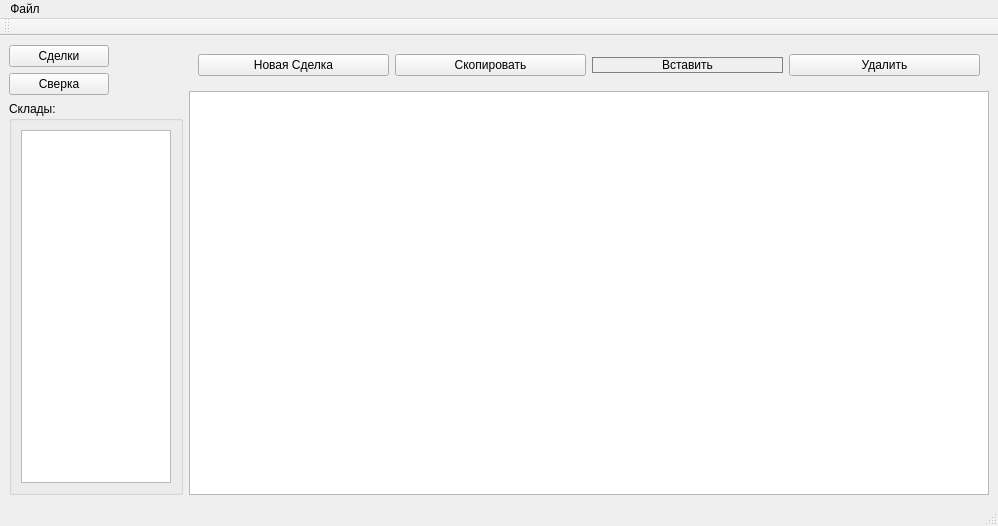
The window that mainwindow.ui (Nemoy123/Tranzit-LSD) describes before a commit, drawn with Qt 5.
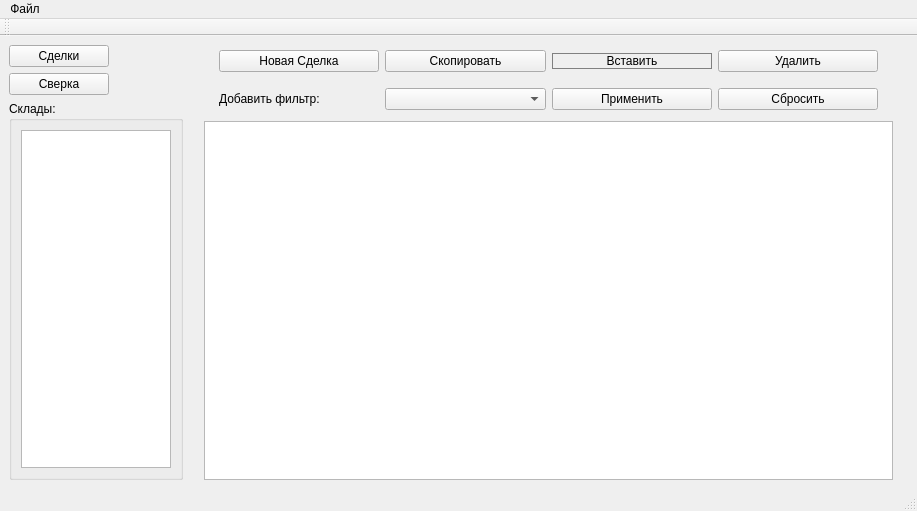
The same window after the commit.

```diff
--- a/mainwindow.ui
+++ b/mainwindow.ui
@@ -6,8 +6,8 @@
    <rect>
     <x>0</x>
     <y>0</y>
-    <width>998</width>
-    <height>526</height>
+    <width>917</width>
+    <height>511</height>
    </rect>
   </property>
   <property name="windowTitle">
@@ -83,9 +83,33 @@
     </item>
     <item row="0" column="1">
      <layout class="QVBoxLayout" name="verticalLayout_2">
+      <property name="leftMargin">
+       <number>15</number>
+      </property>
+      <property name="topMargin">
+       <number>0</number>
+      </property>
+      <property name="rightMargin">
+       <number>15</number>
+      </property>
+      <property name="bottomMargin">
+       <number>0</number>
+      </property>
       <item>
        <widget class="QWidget" name="buttons_action" native="true">
         <layout class="QHBoxLayout" name="horizontalLayout">
+         <property name="leftMargin">
+          <number>15</number>
+         </property>
+         <property name="topMargin">
+          <number>5</number>
+         </property>
+         <property name="rightMargin">
+          <number>15</number>
+         </property>
+         <property name="bottomMargin">
+          <number>5</number>
+         </property>
          <item>
           <widget class="QPushButton" name="pushButton_new">
            <property name="text">
@@ -117,7 +141,7 @@
            </property>
           </widget>
          </item>
-         <item>
+         <item alignment="Qt::AlignVCenter">
           <widget class="QPushButton" name="pushButton_delete">
            <property name="text">
             <string>Удалить</string>
@@ -127,6 +151,46 @@
         </layout>
        </widget>
       </item>
+      <item>
+       <layout class="QHBoxLayout" name="horizontalLayout_2">
+        <property name="leftMargin">
+         <number>15</number>
+        </property>
+        <property name="topMargin">
+         <number>5</number>
+        </property>
+        <property name="rightMargin">
+         <number>15</number>
+        </property>
+        <property name="bottomMargin">
+         <number>5</number>
+        </property>
+        <item alignment="Qt::AlignVCenter">
+         <widget class="QLabel" name="label">
+          <property name="text">
+           <string>Добавить фильтр:</string>
+          </property>
+         </widget>
+        </item>
+        <item>
+         <widget class="QComboBox" name="comboBox_filter"/>
+        </item>
+        <item alignment="Qt::AlignVCenter">
+         <widget class="QPushButton" name="pushButton_enter_filtr">
+          <property name="text">
+           <string>Применить</string>
+          </property>
+         </widget>
+        </item>
+        <item>
+         <widget class="QPushButton" name="pushButton_filtr_default">
+          <property name="text">
+           <string>Сбросить</string>
+          </property>
+         </widget>
+        </item>
+       </layout>
+      </item>
       <item>
        <widget class="QTableView" name="tableView">
         <property name="font">
@@ -145,7 +209,7 @@
     <rect>
      <x>0</x>
      <y>0</y>
-     <width>998</width>
+     <width>917</width>
      <height>26</height>
     </rect>
    </property>
```
